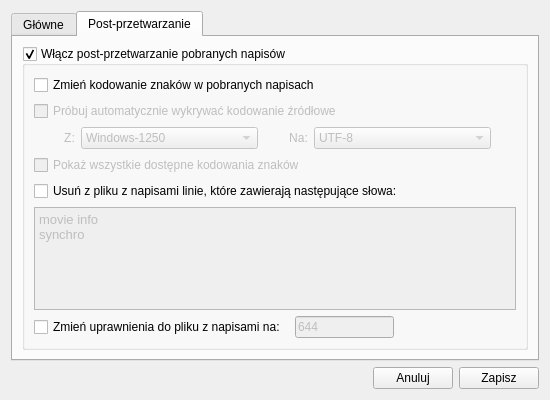
This is ui/frmoptions.ui in QNapi/qnapi as Qt 5 draws it before an edit. The edited form follows.
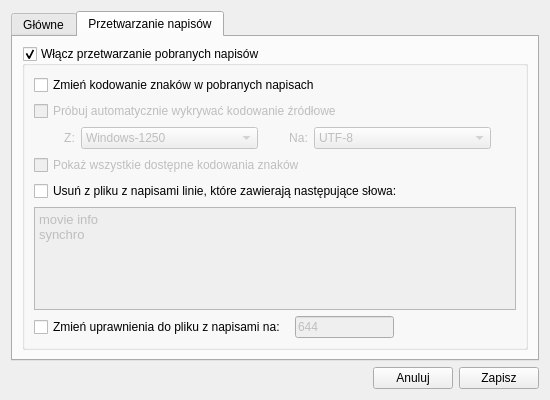
This is the edited form. The open tabs and pages were chosen to show the change. Icons and pictures are not drawn.

Commit message: "Post-przetwarzanie" -> "przetwarzanie napisów"

Patch:
```diff
--- a/ui/frmoptions.ui
+++ b/ui/frmoptions.ui
@@ -171,13 +171,13 @@
        </rect>
       </property>
       <attribute name="title" >
-       <string>Post-przetwarzanie</string>
+       <string>Przetwarzanie napisów</string>
       </attribute>
       <layout class="QVBoxLayout" >
        <item>
         <widget class="QGroupBox" name="gbPpEnable" >
          <property name="title" >
-          <string>Włącz post-przetwarzanie pobranych napisów</string>
+          <string>Włącz przetwarzanie pobranych napisów</string>
          </property>
          <property name="checkable" >
           <bool>true</bool>
```
Left out of the diff: 2 changed lines with no effect on the pictures. The commit also changes 1 other file.
